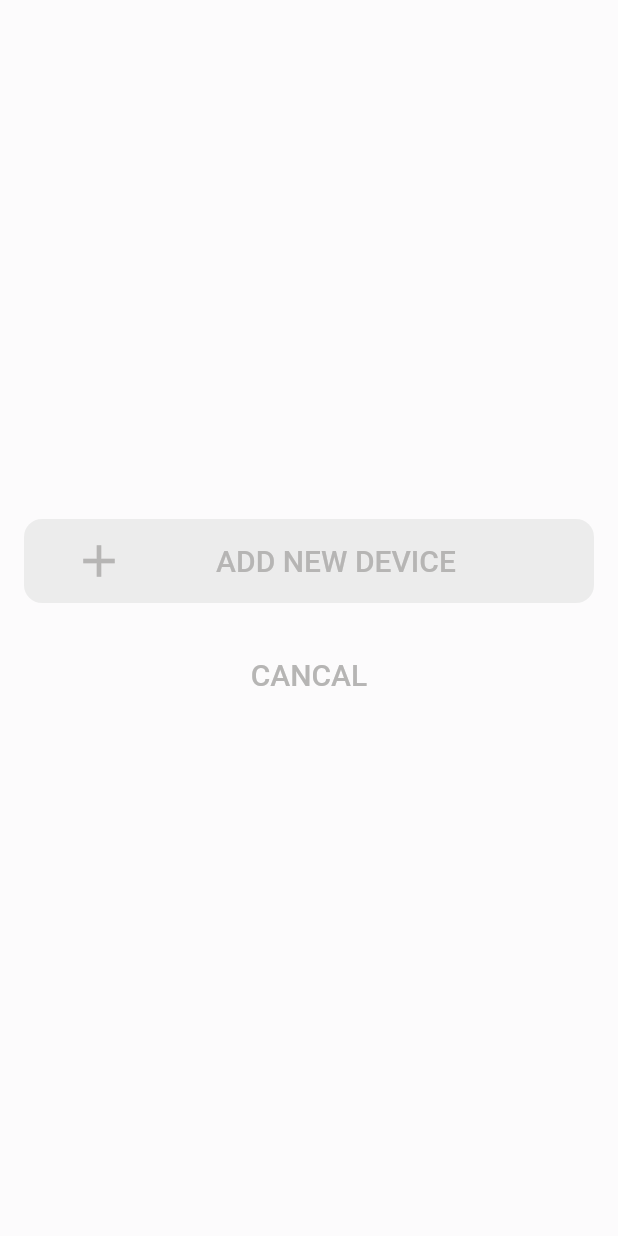
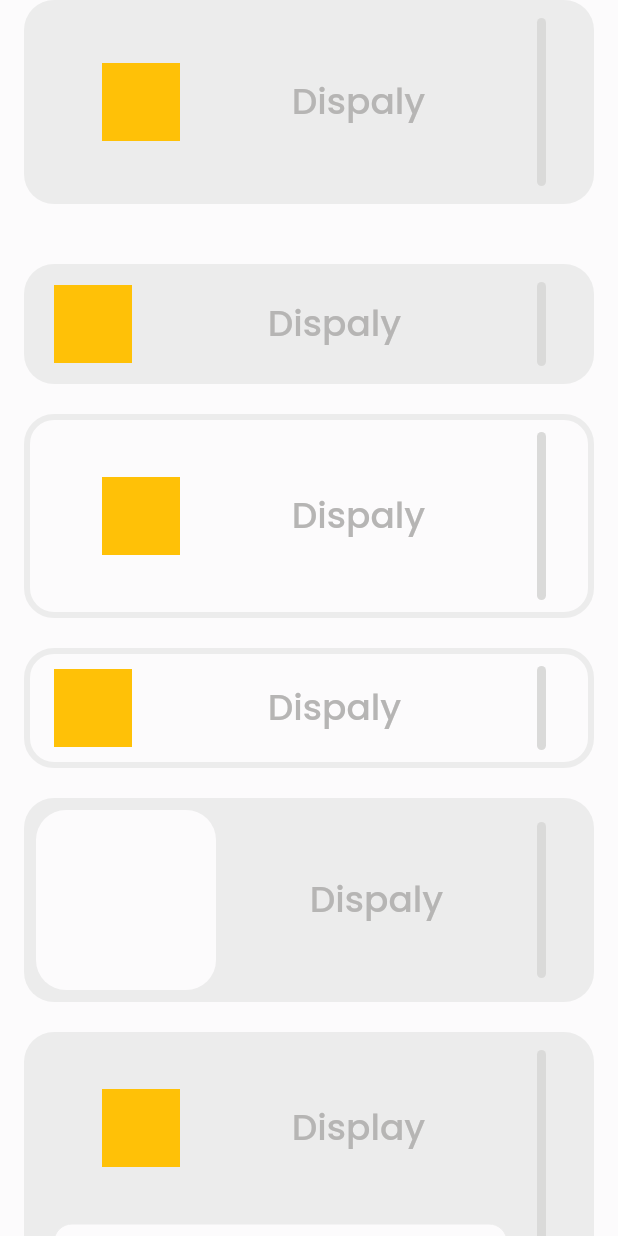
Before and after one commit to athiruj/communication_for_mobile_app_and_esp_module, a Flutter app: the screen it shows after launch, on a phone screen of 412 x 824 dp. Run offline on Flutter 3.47's test engine with Material 2 defaults, Android fonts, the light colour scheme and no system bars.

Commit message:
boxs.dart config

```diff
--- a/lib/main.dart
+++ b/lib/main.dart
@@ -1,4 +1,6 @@
 import 'package:flutter/material.dart';
+
+import 'boxs.dart';
 
 void main() {
   runApp(const MainApp());
@@ -425,7 +427,7 @@ class MainApp extends StatelessWidget {
           filledButtonTheme: FilledButtonThemeData(
             style: ButtonStyle(
               alignment: Alignment.center,
-              // animationDuration: animationDuration,
+              animationDuration: const Duration(milliseconds: 50),
               backgroundColor: MaterialStateColor.resolveWith(
                 (Set<MaterialState> states) {
                   if (states.contains(MaterialState.disabled)) {
@@ -785,39 +787,59 @@ class NormalLayout extends StatelessWidget {
         padding: const EdgeInsets.symmetric(
           horizontal: 16.0,
         ),
-        child: Column(
-          mainAxisAlignment: MainAxisAlignment.center,
-          crossAxisAlignment: CrossAxisAlignment.stretch,
+        child: ListView(
+          // mainAxisAlignment: MainAxisAlignment.center,
+          // crossAxisAlignment: CrossAxisAlignment.stretch,
           children: [
-            // NormalBox(),
-            // MediumBox(),
-            // OutlineBox(),
-            // OutlineMediumBox(),
-            // NormalBoxWithImage(),
+            const NormalBox(),
+            const SizedBox(
+              height: 20.0,
+            ),
+            const SizedBox(
+              height: 20.0,
+            ),
+            const MediumBox(),
+            const SizedBox(
+              height: 20.0,
+            ),
+            const OutlineBox(),
+            const SizedBox(
+              height: 20.0,
+            ),
+            const OutlineMediumBox(),
+            const SizedBox(
+              height: 20.0,
+            ),
+            const NormalBoxWithImage(),
+            const SizedBox(
+              height: 20.0,
+            ),
+            const NormalBoxWithTextfield(),
+            const SizedBox(
+              height: 20.0,
+            ),
+            const OutlineBoxWithTextfield(),
+            const SizedBox(
+              height: 20.0,
+            ),
             FilledButton(
-              autofocus: false,
+              autofocus: true,
               onPressed: () {},
               child: Row(children: const [
                 Icon(Icons.add),
                 Expanded(child: Center(child: Text("ADD NEW DEVICE")))
               ]),
-
-              // child: const Text(
-              //   "START THE CONNECTION",
-              // ),
             ),
             const SizedBox(
               height: 20.0,
             ),
             TextButton(
               autofocus: false,
-              onPressed: (){},
+              onPressed: () {},
               child: const Text(
                 "CANCAL",
               ),
             ),
-            // NormalBoxWithTextfield(),
-            // OutlineBoxWithTextfield()
           ],
         ),
       ),
```
Also changed, not shown: lib/boxs.dart (+12 -15 lines).
